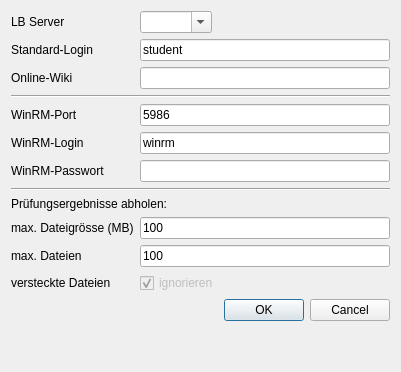
Old version of the form ui/configDialog.ui in the repository greenorca/ECMan.
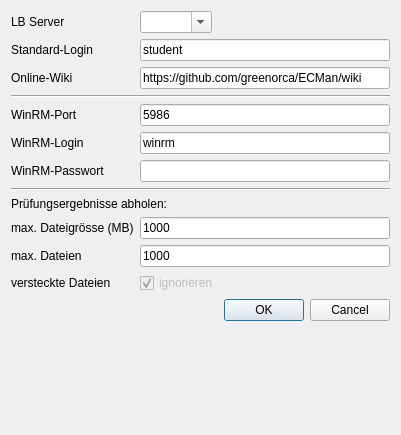
New version of the form.

Commit message: added default wiki url and increased file size limits for default configuration

```diff
--- a/ui/configDialog.ui
+++ b/ui/configDialog.ui
@@ -7,7 +7,7 @@
     <x>0</x>
     <y>0</y>
     <width>401</width>
-    <height>372</height>
+    <height>435</height>
    </rect>
   </property>
   <property name="windowTitle">
@@ -61,7 +61,11 @@
       </widget>
      </item>
      <item row="2" column="1">
-      <widget class="QLineEdit" name="lineEdit_OnlineWiki"/>
+      <widget class="QLineEdit" name="lineEdit_OnlineWiki">
+       <property name="text">
+        <string>https://github.com/greenorca/ECMan/wiki</string>
+       </property>
+      </widget>
      </item>
      <item row="3" column="0" colspan="2">
       <widget class="Line" name="line_2">
@@ -144,7 +148,7 @@
      <item row="9" column="1">
       <widget class="QLineEdit" name="lineEdit_MaxFileSize">
        <property name="text">
-        <string>100</string>
+        <string>1000</string>
        </property>
       </widget>
      </item>
@@ -161,7 +165,7 @@
      <item row="10" column="1">
       <widget class="QLineEdit" name="lineEdit_MaxFiles">
        <property name="text">
-        <string>100</string>
+        <string>1000</string>
        </property>
       </widget>
      </item>
```
The commit also changes 2 other files.
